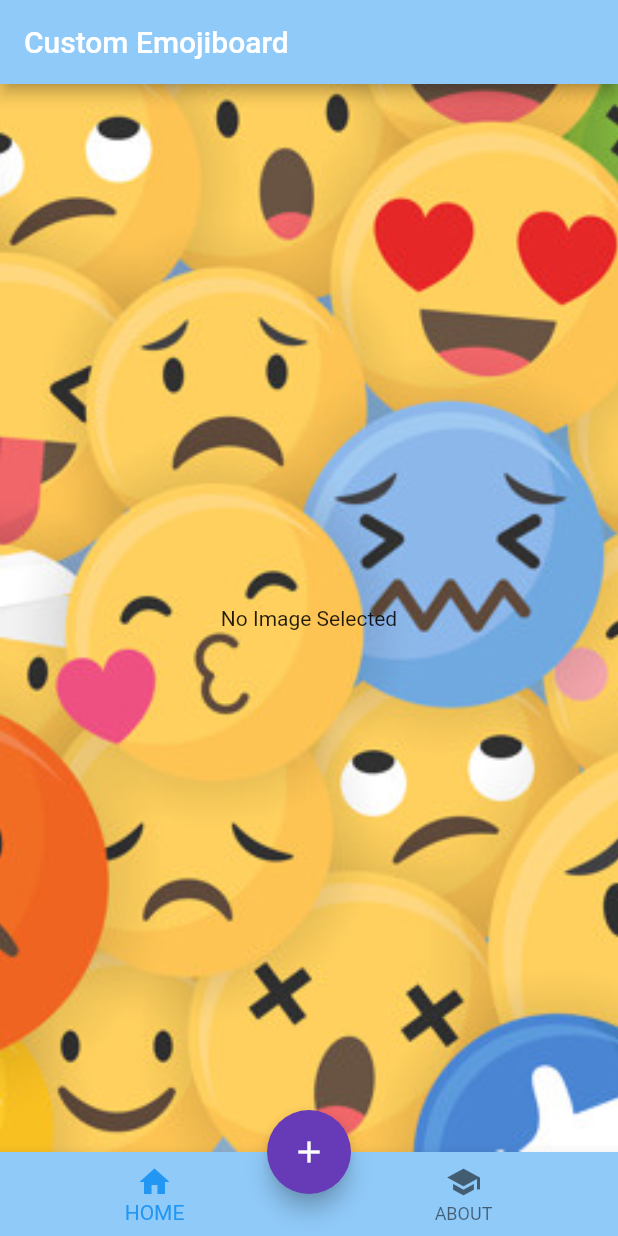
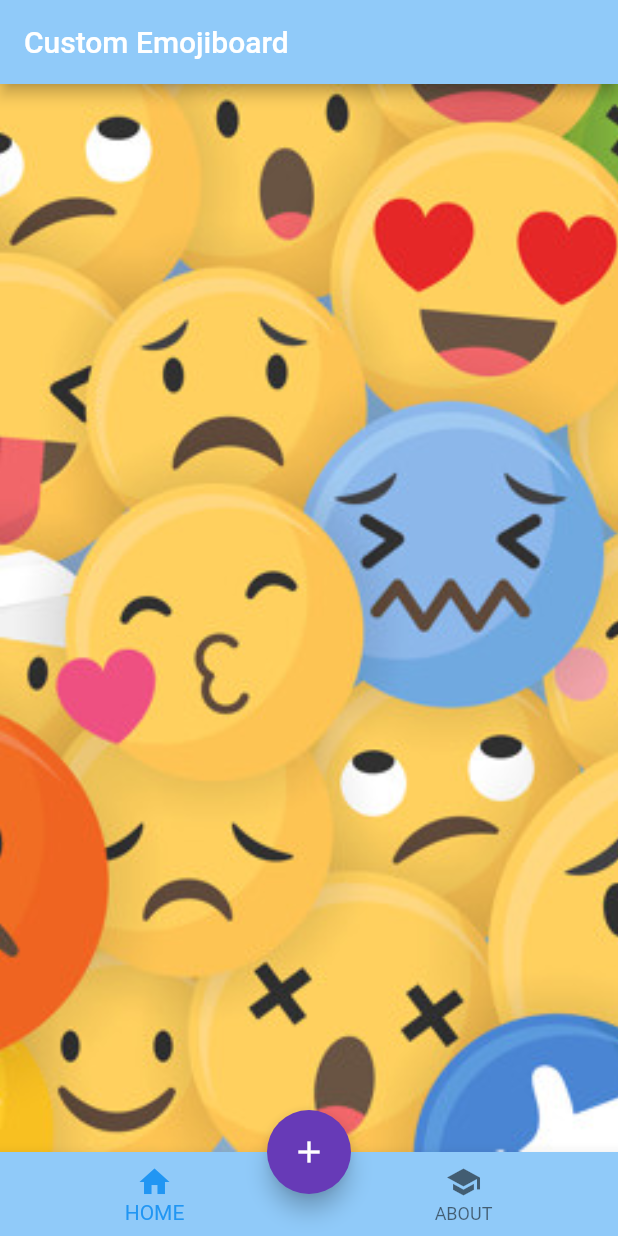
Before and after one commit to awadahmed97/Custom_emojiboard, a Flutter app: the screen it shows after launch, on a phone screen of 412 x 824 dp. Run offline on Flutter 3.47's test engine with Material 2 defaults, Android fonts, the phone set to English and light mode, and no system bars; our stand-ins replace image_picker.

Commit message:
removed global ImageFile variable. removed function that displays image on home screen after upload

```diff
--- a/source code/lib/ImageSelect.dart
+++ b/source code/lib/ImageSelect.dart
@@ -6,8 +6,8 @@ import 'package:flutter/material.dart';
 import 'package:image_picker/image_picker.dart';
 import 'dart:io';
 
-//global for now
-File imageFile;
+// //global for now
+// File imageFile;
 
 
 
@@ -27,7 +27,7 @@ class _ImageSelectState extends State<ImageSelect>
 {
 
   //A reference to a file on the file system
-  // File imageFile;
+  File imageFile;
 
 
   //openGallery and openCamera funtion definitions
--- a/source code/lib/main.dart
+++ b/source code/lib/main.dart
@@ -12,18 +12,18 @@ void main()
   runApp(CustomEmojiApp());
 }
 
-Widget viewSelectedImage(context)
-  {
+// Widget viewSelectedImage(context)
+//   {
 
-     if (imageFile == null)
-      {
-        return Text('No Image Selected');  //placeholder for now
-      }
-      else
-      {
-        return Image.file(imageFile, width: 400, height: 400);
-      }
-  }
+//      if (imageFile == null)
+//       {
+//         return Text('No Image Selected');  //placeholder for now
+//       }
+//       else
+//       {
+//         return Image.file(imageFile, width: 400, height: 400);
+//       }
+//   }
 
 
 class CustomEmojiApp extends StatelessWidget
@@ -52,17 +52,17 @@ class CustomEmojiApp extends StatelessWidget
             ),
           ),
 
-          child:
-          Center(
-            child: Column(
-              mainAxisAlignment: MainAxisAlignment.spaceAround,
+          child: null
+          // Center(
+          //   child: Column(
+          //     mainAxisAlignment: MainAxisAlignment.spaceAround,
 
-              children: <Widget>
-              [
-                viewSelectedImage(context)
-              ],
-            )
-          ),
+          //     children: <Widget>
+          //     [
+          //       viewSelectedImage(context)
+          //     ],
+          //   )
+          // ),
         ),
 
 
```
